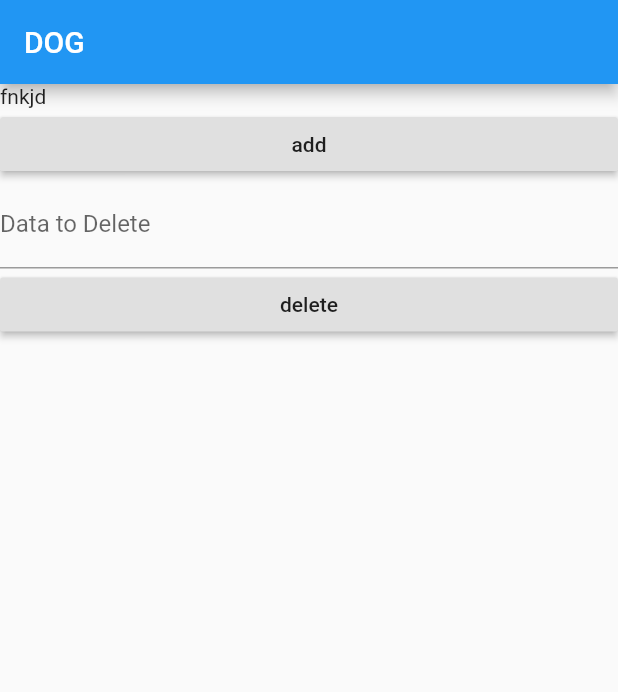
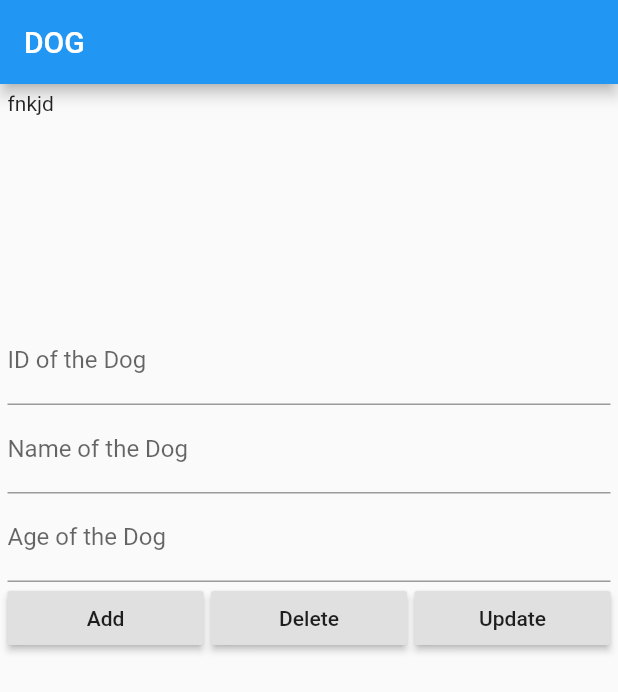
Before and after one commit to vaibhavcs99/Dog-Database, a Flutter app: the screen it shows after launch, on a phone screen of 412 x 824 dp. Shown: the top 692 px of the screen. Run offline on Flutter 3.47's test engine with Material 2 defaults, Android fonts, the phone set to English and light mode, and no system bars; our stand-ins replace sqflite; accounts and stored records are empty.

Commit message:
Refactored app

```diff
--- a/lib/First.dart
+++ b/lib/First.dart
@@ -10,40 +10,80 @@ class First extends StatefulWidget {
 class _FirstState extends State<First> {
   DBhelper dBhelper = DBhelper();
   String _changedData = 'fnkjd';
-  TextEditingController controller = TextEditingController();
-  @override
+
+  TextEditingController nameController = TextEditingController();
+  TextEditingController idController = TextEditingController();
+  TextEditingController ageController = TextEditingController();
+
   @override
   Widget build(BuildContext context) {
+    var _minSpace = 5.0;
     return Scaffold(
       appBar: AppBar(
         title: Text("DOG"),
       ),
-      body: ListView(children: [
-        Text(_changedData),
-        RaisedButton(
-            child: Text("add"),
-            onPressed: () async {
-              await dBhelper.insertDog(Dog("tommy", 21));
-              setState(() {
-                debugPrint("********************");
-                getDogNames().then((value) => _changedData = value);
-              });
-            }),
-        TextField(
-            controller: controller,
-            decoration: InputDecoration(labelText: "Data to Delete")),
-        RaisedButton(
-          child: Text("delete"),
-          onPressed: () {
-            int number = int.parse(controller.text);
-            if (number != null) dBhelper.deleteDogs(number);
-          },
-        )
-      ]),
+      body: Padding(
+          padding: EdgeInsets.all(_minSpace),
+          child: ListView(children: [
+            Container(
+              width: 50,
+              height: 150,
+              child: Text(_changedData),
+            ),
+            //ID Field
+            TextField(
+                controller: idController,
+                decoration: InputDecoration(labelText: "ID of the Dog")),
+
+            //name Field
+            TextField(
+                controller: nameController,
+                decoration: InputDecoration(labelText: "Name of the Dog")),
+
+            //Age Field
+            TextField(
+                controller: ageController,
+                decoration: InputDecoration(labelText: "Age of the Dog")),
+            Row(
+              children: [
+                //InsertButton"
+                Expanded(
+                  child: RaisedButton(
+                      child: Text("Add"),
+                      onPressed: () {
+                        insertDog();
+                      }),
+                ),
+                Container(
+                  width: _minSpace,
+                ),
+                //DeleteButton"
+                Expanded(
+                  child: RaisedButton(
+                      child: Text("Delete"),
+                      onPressed: () {
+                        deleteDogs();
+                      }),
+                ),
+                Container(
+                  width: _minSpace,
+                ),
+
+                //UpdateButton"
+                Expanded(
+                  child: RaisedButton(
+                      child: Text("Update"),
+                      onPressed: () {
+                        updateDog();
+                      }),
+                )
+              ],
+            ),
+          ])),
     );
   }
 
-//Retreive Data
+  //Retreive Data
 
   Future<String> getDogNames() async {
     List<Dog> list = await dBhelper.retrieveDogs();
@@ -54,4 +94,19 @@ class _FirstState extends State<First> {
     var list2 = names.toString();
     return list2;
   }
+
+  void insertDog() async {
+    await dBhelper.insertDog(Dog("tommy", 21));
+    setState(() {
+      debugPrint("********************");
+      getDogNames().then((value) => _changedData = value);
+    });
+  }
+
+  void deleteDogs() {
+    int number = int.parse(idController.text);
+    if (number != null) dBhelper.deleteDogs(number);
+  }
+
+  void updateDog() {}
 }
```
